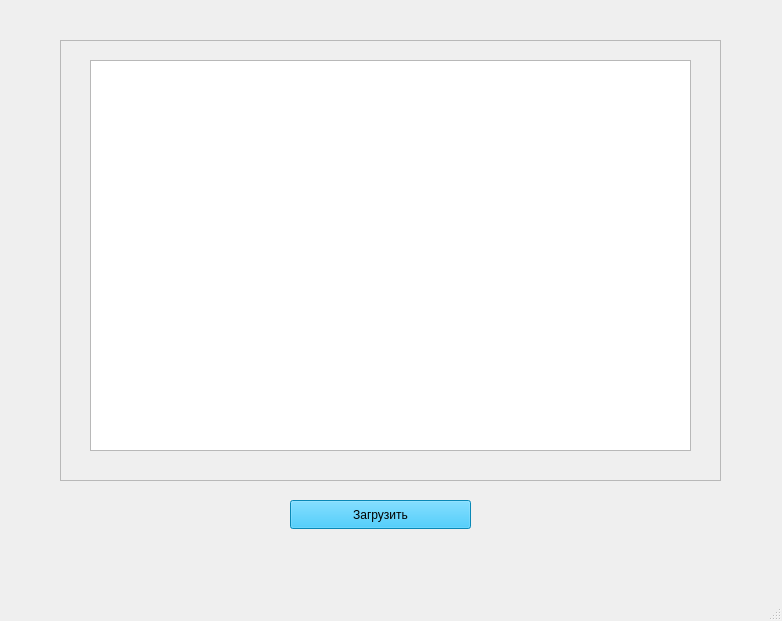
Before: the Qt Designer form L5/mainwindow.ui in MothlyJar/StudentLabs, drawn with Qt 5.
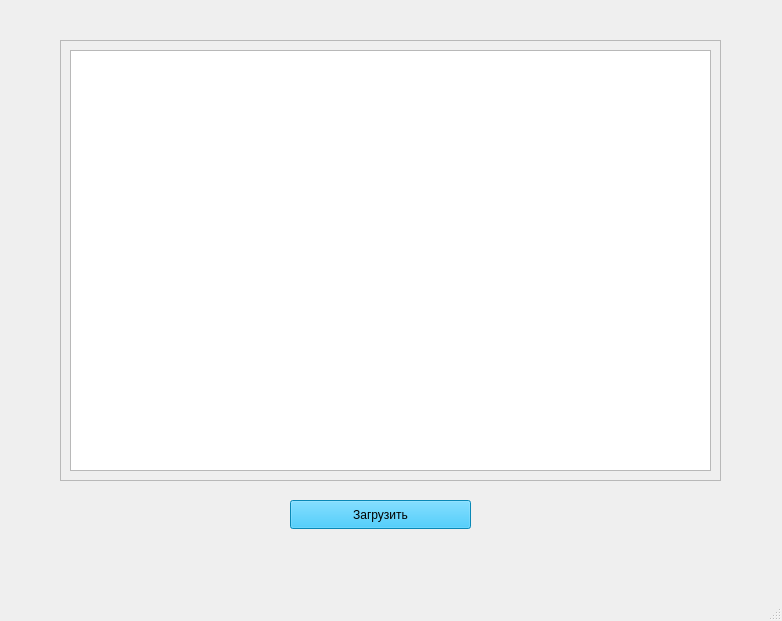
After: the same form once the commit is applied.

```diff
--- a/L5/mainwindow.ui
+++ b/L5/mainwindow.ui
@@ -48,10 +48,10 @@
     <widget class="QTreeWidget" name="treeWidget">
      <property name="geometry">
       <rect>
-       <x>30</x>
-       <y>20</y>
-       <width>601</width>
-       <height>391</height>
+       <x>10</x>
+       <y>10</y>
+       <width>641</width>
+       <height>421</height>
       </rect>
      </property>
      <property name="font">
```
